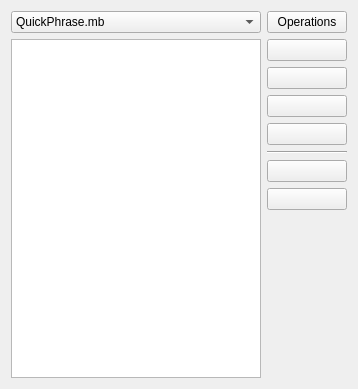
fcitx/fcitx, file tools/gui/quickphrase-editor/editor.ui: the form before one commit.
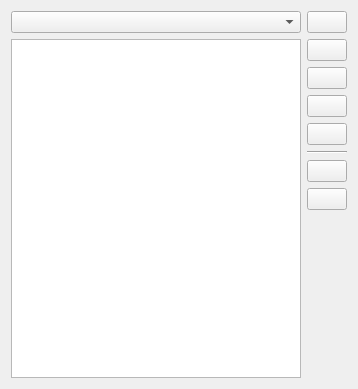
The form after the commit. Icons and pictures are not drawn.

Commit message: [quickphrase-editor] add multi file support

Patch:
```diff
--- a/tools/gui/quickphrase-editor/editor.ui
+++ b/tools/gui/quickphrase-editor/editor.ui
@@ -14,13 +14,7 @@
    <item>
     <layout class="QVBoxLayout" name="verticalLayout_2">
      <item>
-      <widget class="QComboBox" name="fileListComboBox">
-       <item>
-        <property name="text">
-         <string>QuickPhrase.mb</string>
-        </property>
-       </item>
-      </widget>
+      <widget class="QComboBox" name="fileListComboBox"/>
      </item>
      <item>
       <widget class="QTableView" name="macroTableView"/>
@@ -32,7 +26,7 @@
      <item>
       <widget class="QPushButton" name="operationButton">
        <property name="text">
-        <string>Operations</string>
+        <string/>
        </property>
       </widget>
      </item>
```
The commit also changes 7 other files.
